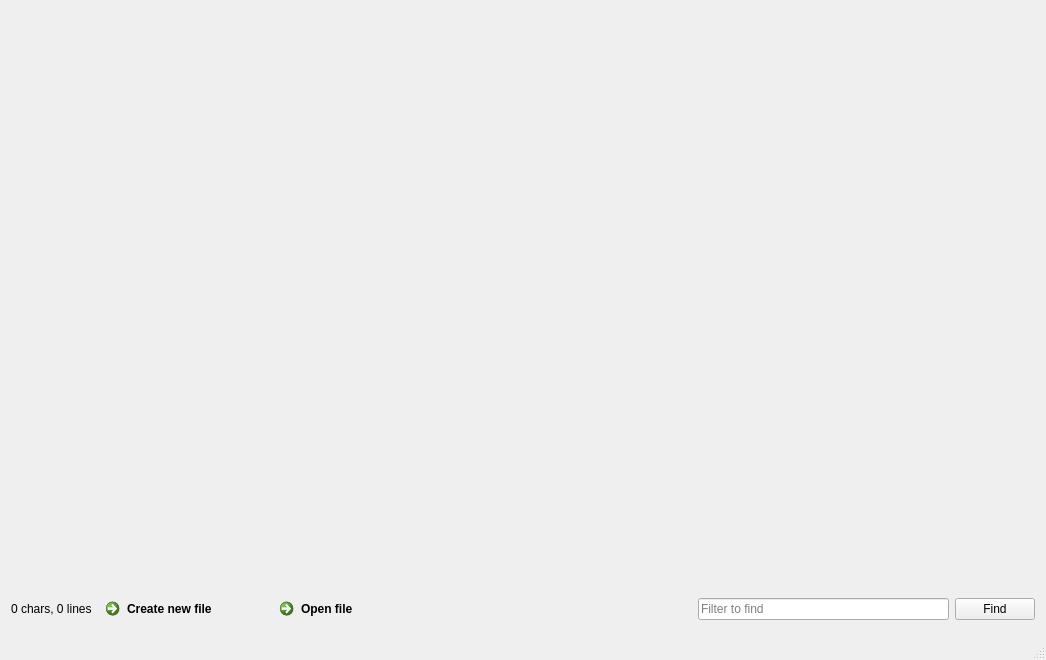
The window that mainwindow.ui (Dhoine/Qnote) describes before a commit, drawn with Qt 5.
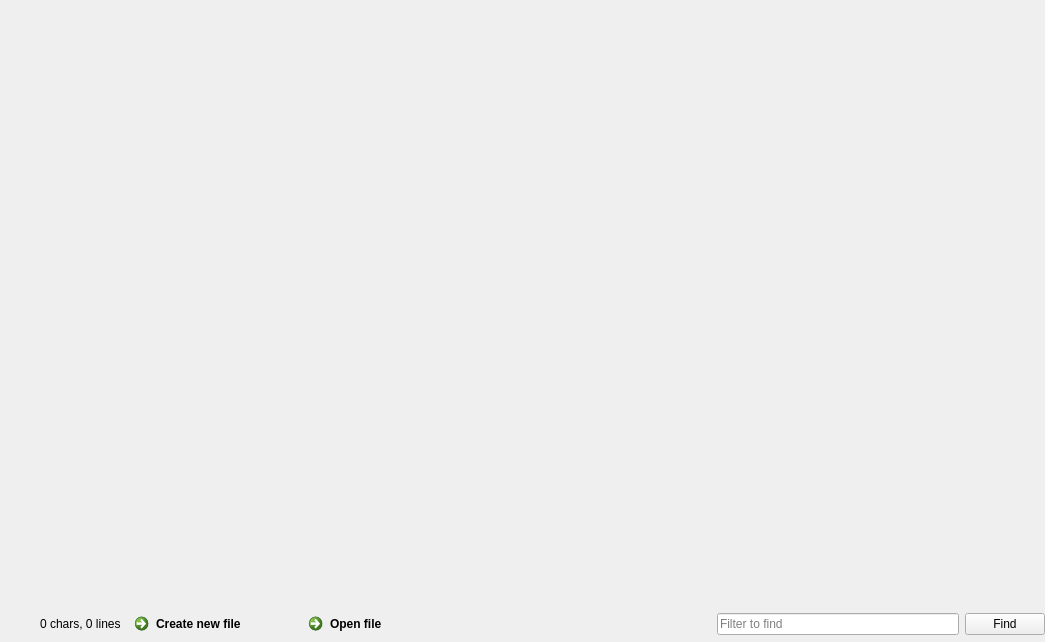
The same window after the commit. Icons and pictures are not drawn.

Commit message: Make widgets gr... use more usefull space of window

The edit to the form file:
```diff
--- a/mainwindow.ui
+++ b/mainwindow.ui
@@ -6,10 +6,19 @@
    <rect>
     <x>0</x>
     <y>0</y>
-    <width>1046</width>
-    <height>660</height>
+    <width>1045</width>
+    <height>642</height>
    </rect>
   </property>
+  <property name="sizePolicy">
+   <sizepolicy hsizetype="Minimum" vsizetype="Minimum">
+    <horstretch>0</horstretch>
+    <verstretch>0</verstretch>
+   </sizepolicy>
+  </property>
+  <property name="contextMenuPolicy">
+   <enum>Qt::DefaultContextMenu</enum>
+  </property>
   <property name="windowTitle">
    <string>Qnote</string>
   </property>
@@ -17,11 +26,41 @@
    <iconset>
     <normaloff>icon.png</normaloff>icon.png</iconset>
   </property>
+  <property name="autoFillBackground">
+   <bool>true</bool>
+  </property>
+  <property name="toolButtonStyle">
+   <enum>Qt::ToolButtonIconOnly</enum>
+  </property>
   <property name="animated">
+   <bool>true</bool>
+  </property>
+  <property name="documentMode">
    <bool>false</bool>
   </property>
   <widget class="QWidget" name="centralWidget">
+   <property name="sizePolicy">
+    <sizepolicy hsizetype="Minimum" vsizetype="Minimum">
+     <horstretch>0</horstretch>
+     <verstretch>0</verstretch>
+    </sizepolicy>
+   </property>
    <layout class="QVBoxLayout" name="verticalLayout">
+    <property name="spacing">
+     <number>0</number>
+    </property>
+    <property name="leftMargin">
+     <number>0</number>
+    </property>
+    <property name="topMargin">
+     <number>0</number>
+    </property>
+    <property name="rightMargin">
+     <number>0</number>
+    </property>
+    <property name="bottomMargin">
+     <number>0</number>
+    </property>
     <item>
      <layout class="QGridLayout" name="gridLayout">
       <item row="1" column="0">
@@ -41,6 +80,22 @@
     </item>
     <item>
      <layout class="QHBoxLayout" name="horizontalLayout">
+      <item>
+       <spacer name="horizontalSpacer_2">
+        <property name="orientation">
+         <enum>Qt::Horizontal</enum>
+        </property>
+        <property name="sizeType">
+         <enum>QSizePolicy::Preferred</enum>
+        </property>
+        <property name="sizeHint" stdset="0">
+         <size>
+          <width>40</width>
+          <height>20</height>
+         </size>
+        </property>
+       </spacer>
+      </item>
       <item>
        <widget class="QLabel" name="label">
         <property name="text">
@@ -103,7 +158,6 @@
     </rect>
    </property>
   </widget>
-  <widget class="QStatusBar" name="statusBar"/>
   <action name="actionSettings">
    <property name="text">
     <string>Settings</string>
```
Left out of the diff: 13 changed lines with no effect on the pictures. The commit also changes 1 other file.
